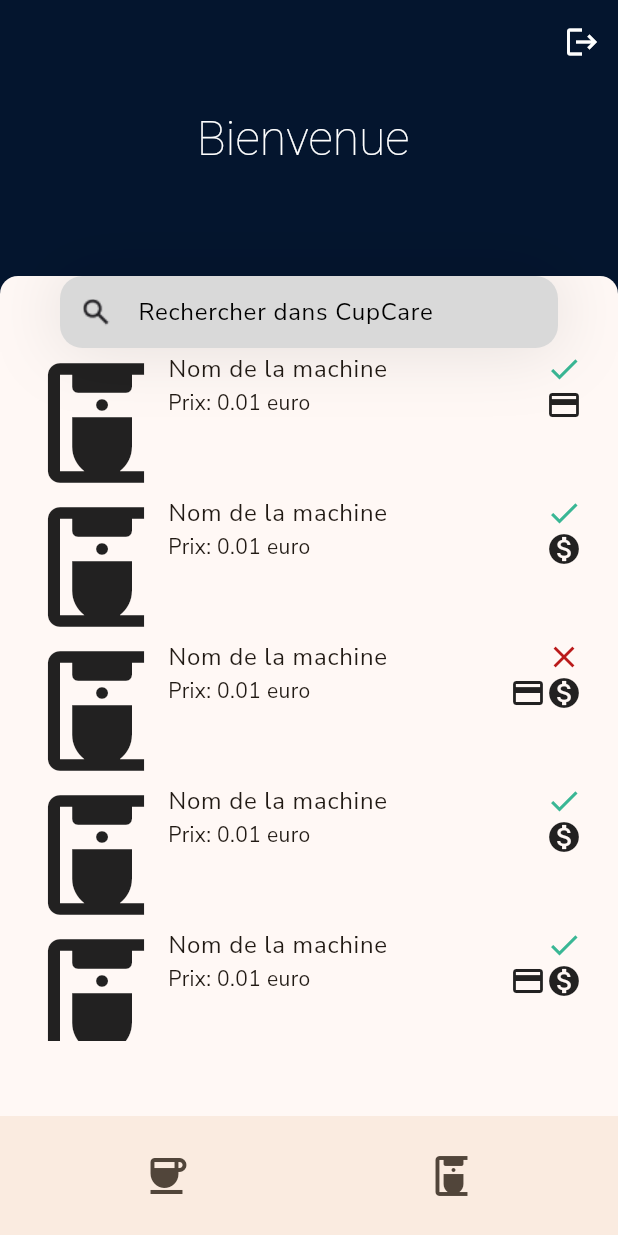
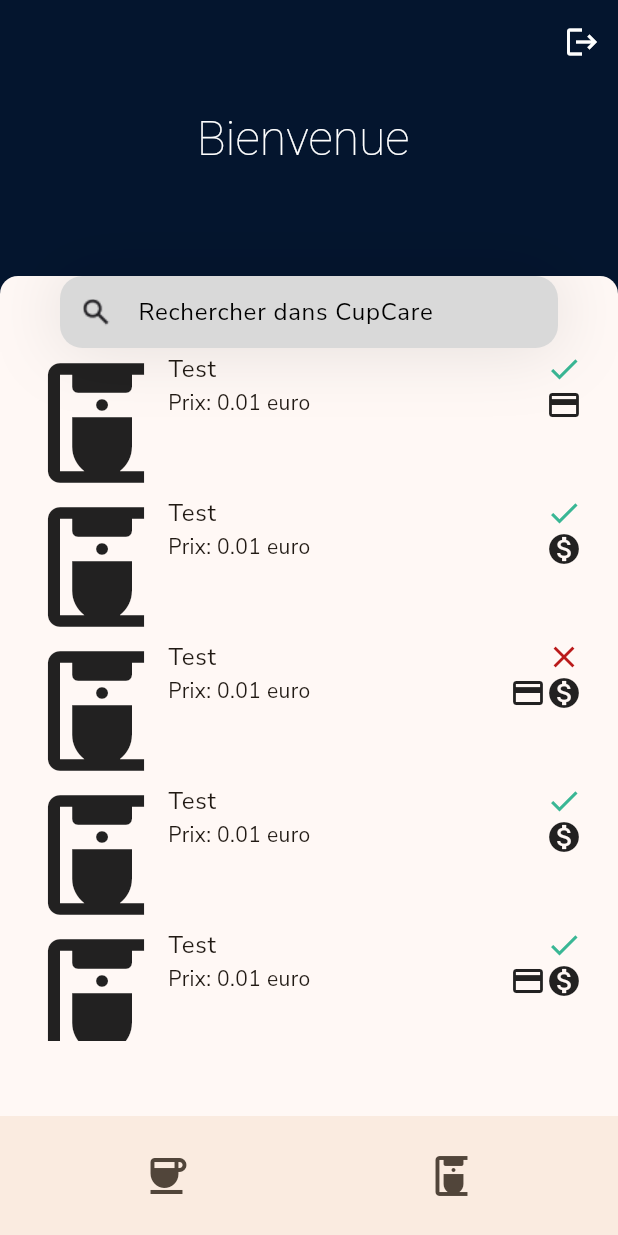
Before and after one commit to assanediouf18/Cupcare, a Flutter app: the screen it shows once a user with an empty profile is signed in, after a tap on the "coffee maker" icon, on a phone screen of 412 x 824 dp. Run offline on Flutter 3.47's test engine with Material 3 defaults, Android fonts, the phone set to English and light mode, and no system bars; our stand-ins replace cloud_firestore, firebase_auth, firebase_core, flutter_spinkit, google_fonts; missing offline and left inert: pressable; accounts and stored records are empty; Roboto replaces fonts that are missing (Overlock).

```diff
--- a/lib/Components/machine_tile.dart
+++ b/lib/Components/machine_tile.dart
@@ -5,11 +5,15 @@ class MachineTile extends StatelessWidget {
       {super.key,
       this.isWorking = true,
       this.cardAccepted = true,
-      this.coinAccepted = true});
+      this.coinAccepted = true,
+      required this.name,
+      this.price = 1});
 
   final bool isWorking;
   final bool cardAccepted;
   final bool coinAccepted;
+  final String name;
+  final int price;
 
   @override
   Widget build(BuildContext context) {
@@ -30,10 +34,10 @@ class MachineTile extends StatelessWidget {
               crossAxisAlignment: CrossAxisAlignment.start,
               children: [
                 Text(
-                  "Nom de la machine",
+                  name,
                   style: Theme.of(context).textTheme.bodyLarge,
                 ),
-                Text("Prix: 0.01 euro")
+                Text("Prix: ${price / 100} euro")
               ],
             ),
             Expanded(child: Container()),
--- a/lib/Screns/home_screen.dart
+++ b/lib/Screns/home_screen.dart
@@ -98,9 +98,8 @@ class _HomeScreenState extends State<HomeScreen> {
           children: [
             for (var product in value)
               ProductCard(
-                  name: product.name,
-                  iconName: product.iconName,
-                  isAvailable: product.isAvailable())
+                product: product,
+              )
           ],
         );
       },
@@ -112,6 +111,7 @@ class _HomeScreenState extends State<HomeScreen> {
         itemCount: 10,
         itemBuilder: (BuildContext context, int index) {
           return MachineTile(
+              name: "Test",
               isWorking: index % 3 != 2,
               cardAccepted: (index + 1) % 2 != 0,
               coinAccepted: index % 6 != 0);
--- a/pubspec.yaml
+++ b/pubspec.yaml
@@ -42,6 +42,7 @@ dependencies:
   provider: ^6.1.1
   flutter_spinkit: ^5.2.0
   cloud_firestore: ^4.14.0
+  pressable: ^0.5.0
 
 dev_dependencies:
   flutter_test:
```
Also changed, not shown: lib/Components/product_card.dart (+17 -13 lines), lib/Screns/products_screen.dart (+20 -7 lines), pubspec.lock.
